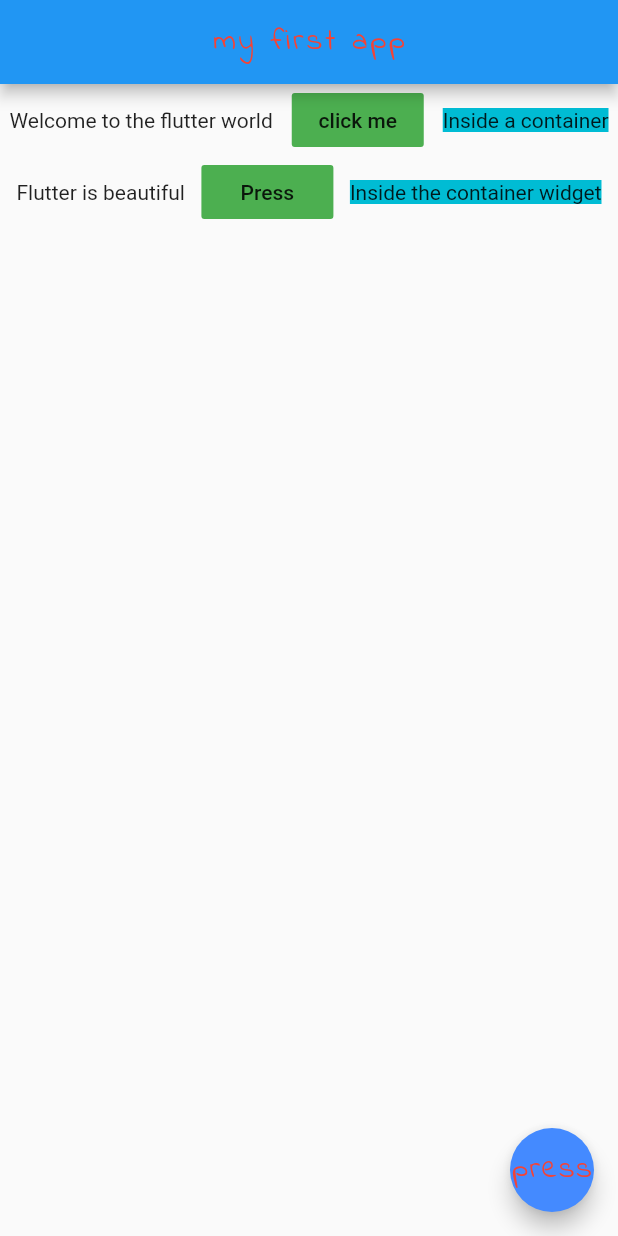
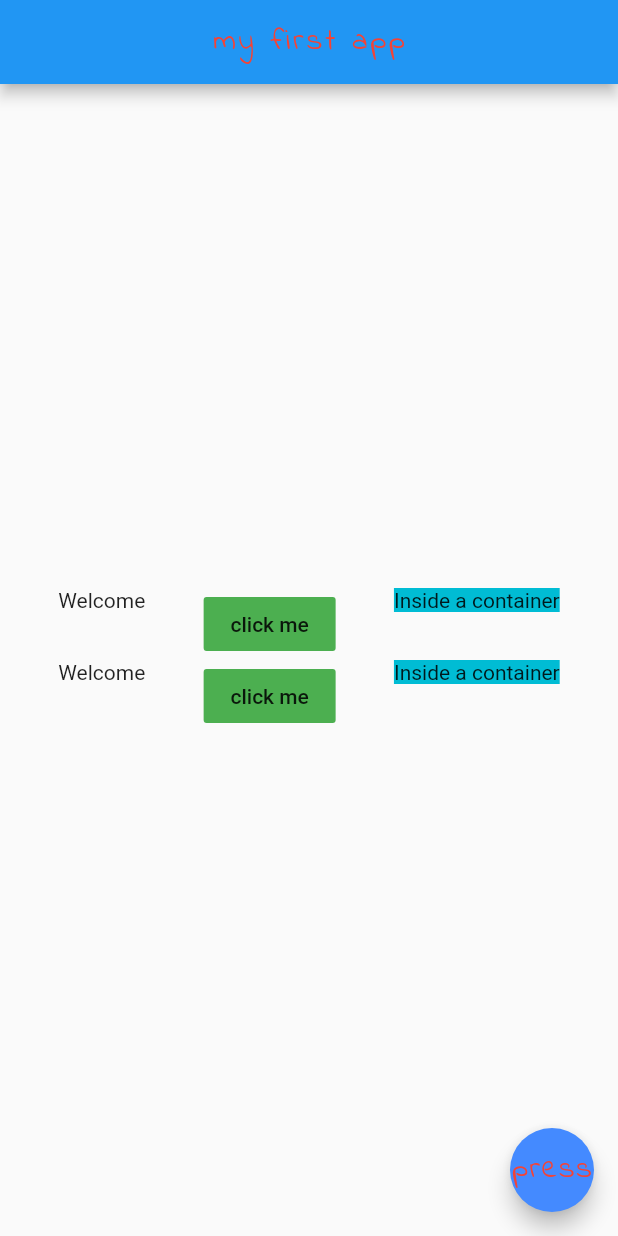
Before and after one commit to SANJEETNITK/flutter_mtap, a Flutter app: the screen it shows after launch, on a phone screen of 412 x 824 dp. Run offline on Flutter 3.47's test engine with Material 2 defaults, Android fonts, the phone set to English and light mode, and no system bars.

Commit message:
Row Column Layout

```diff
--- a/lib/main.dart
+++ b/lib/main.dart
@@ -35,15 +35,17 @@ class MyApp extends StatelessWidget {
     // ),
 
     body: Column(
+      mainAxisAlignment: MainAxisAlignment.center,
       children: [
         Row(
-          mainAxisAlignment: MainAxisAlignment.spaceAround,
+          mainAxisAlignment: MainAxisAlignment.spaceEvenly,
+          crossAxisAlignment: CrossAxisAlignment.start,
           children: [
-            Text('Welcome to the flutter world'),
+            Text('Welcome'),
             FlatButton(
               onPressed: () {},
               child: Text(
-                'click me'
+                  'click me'
               ),
               color: Colors.green,
             ),
@@ -56,19 +58,20 @@ class MyApp extends StatelessWidget {
         ),
         Row(
           mainAxisAlignment: MainAxisAlignment.spaceEvenly,
+          crossAxisAlignment: CrossAxisAlignment.start,
           children: [
-            Text('Flutter is beautiful'),
+            Text('Welcome'),
             FlatButton(
               onPressed: () {},
               child: Text(
-                  'Press'
+                  'click me'
               ),
               color: Colors.green,
             ),
             Container(
               color: Colors.cyan,
               // child: SizedBox(width: 20.0, height: 40.0,),
-              child: Text('Inside the container widget'),
+              child: Text('Inside a container'),
             ),
           ],
         ),
```
